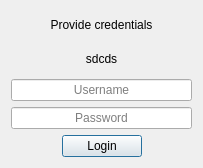
Qt form code/qtApp/loginWindow.ui (stoptherock1/HSM) before a commit.
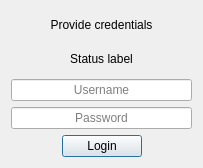
The same form after that commit.

Patch:
```diff
--- a/code/qtApp/loginWindow.ui
+++ b/code/qtApp/loginWindow.ui
@@ -47,7 +47,7 @@
      <item>
       <widget class="QLabel" name="status_label">
        <property name="text">
-        <string>sdcds</string>
+        <string>Status label</string>
        </property>
        <property name="alignment">
         <set>Qt::AlignCenter</set>
```
